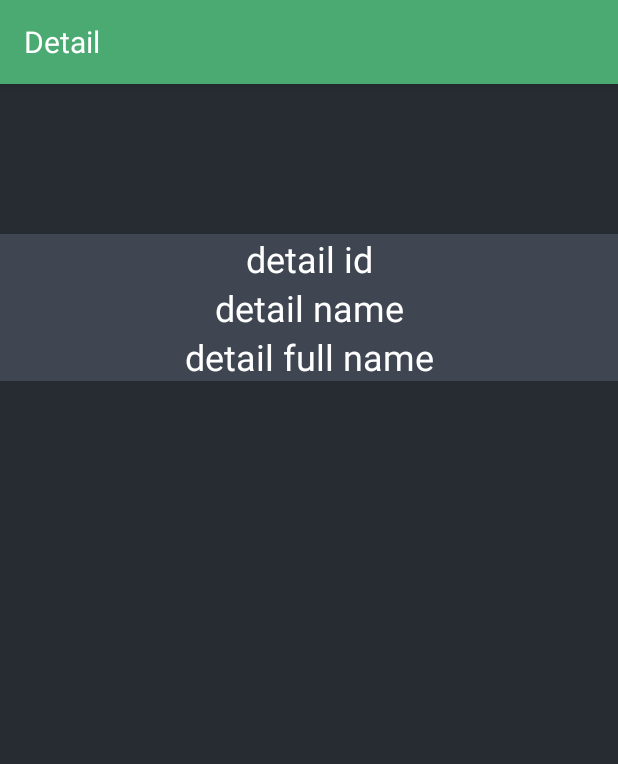
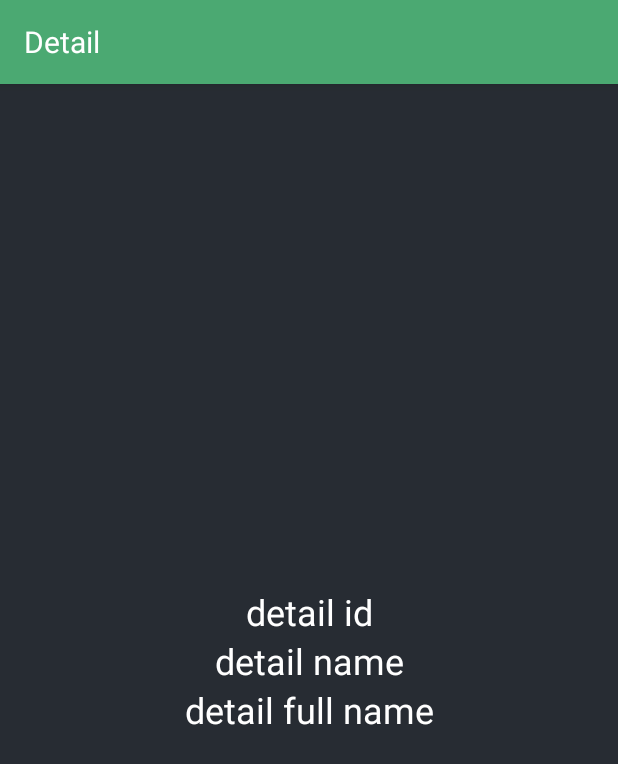
Before and after one commit to vlrcz/tutu, an Android app: the layout fragment_detail.xml on its own in the app's theme, with its tools: preview values and no code run, on a phone screen of 412 x 824 dp. Shown: the top 764 px of the screen. Run offline under Robolectric (Android 15) with nearby library versions, the phone set to English and light mode, and no system bars.

```diff
--- /dev/null
+++ b/app/src/main/res/drawable/divider.xml
@@ -0,0 +1,6 @@
+<?xml version="1.0" encoding="utf-8"?>
+<shape xmlns:android="http://schemas.android.com/apk/res/android"
+    android:shape="rectangle">
+    <size android:height="@dimen/default_margin" />
+    <solid android:color="@color/colorPrimary" />
+</shape>
--- a/app/src/main/res/layout/fragment_detail.xml
+++ b/app/src/main/res/layout/fragment_detail.xml
@@ -1,10 +1,9 @@
 <?xml version="1.0" encoding="utf-8"?>
-<LinearLayout xmlns:android="http://schemas.android.com/apk/res/android"
+<androidx.constraintlayout.widget.ConstraintLayout xmlns:android="http://schemas.android.com/apk/res/android"
     xmlns:app="http://schemas.android.com/apk/res-auto"
     xmlns:tools="http://schemas.android.com/tools"
     android:layout_width="match_parent"
-    android:layout_height="match_parent"
-    android:orientation="vertical">
+    android:layout_height="match_parent">
 
     <com.google.android.material.appbar.AppBarLayout
         android:id="@+id/appBar"
@@ -22,13 +21,20 @@
 
     </com.google.android.material.appbar.AppBarLayout>
 
+    <LinearLayout
+        android:layout_width="wrap_content"
+        android:layout_height="wrap_content"
+        android:orientation="vertical"
+        app:layout_constraintBottom_toBottomOf="parent"
+        app:layout_constraintEnd_toEndOf="parent"
+        app:layout_constraintStart_toStartOf="parent"
+        app:layout_constraintTop_toBottomOf="@id/appBar">
+
         <com.google.android.material.textview.MaterialTextView
             android:id="@+id/detailId"
             style="@style/Text.Head.L"
             android:layout_width="match_parent"
             android:layout_height="wrap_content"
-        android:layout_marginTop="100dp"
-        android:background="@color/colorPrimaryLight"
             android:gravity="center"
             tools:text="detail id" />
 
@@ -37,7 +43,6 @@
             style="@style/Text.Head.L"
             android:layout_width="match_parent"
             android:layout_height="wrap_content"
-        android:background="@color/colorPrimaryLight"
             android:gravity="center"
             tools:text="detail name" />
 
@@ -46,7 +51,7 @@
             style="@style/Text.Head.L"
             android:layout_width="match_parent"
             android:layout_height="wrap_content"
-        android:background="@color/colorPrimaryLight"
             android:gravity="center"
             tools:text="detail full name" />
     </LinearLayout>
+</androidx.constraintlayout.widget.ConstraintLayout>
--- a/app/src/main/res/layout/fragment_repository_list.xml
+++ b/app/src/main/res/layout/fragment_repository_list.xml
@@ -25,7 +25,8 @@
     <androidx.swiperefreshlayout.widget.SwipeRefreshLayout
         android:id="@+id/pullToRefresh"
         android:layout_width="match_parent"
-        android:layout_height="match_parent">
+        android:layout_height="match_parent"
+        android:layout_marginTop="@dimen/default_margin">
 
         <androidx.recyclerview.widget.RecyclerView
             android:id="@+id/repositoriesList"
```
Also changed, not shown: app/src/main/java/com/vlad/tutu/repository_list/RepoListFragment.kt (+16 -10 lines). Lines whose indentation alone changed are shown as unchanged.
